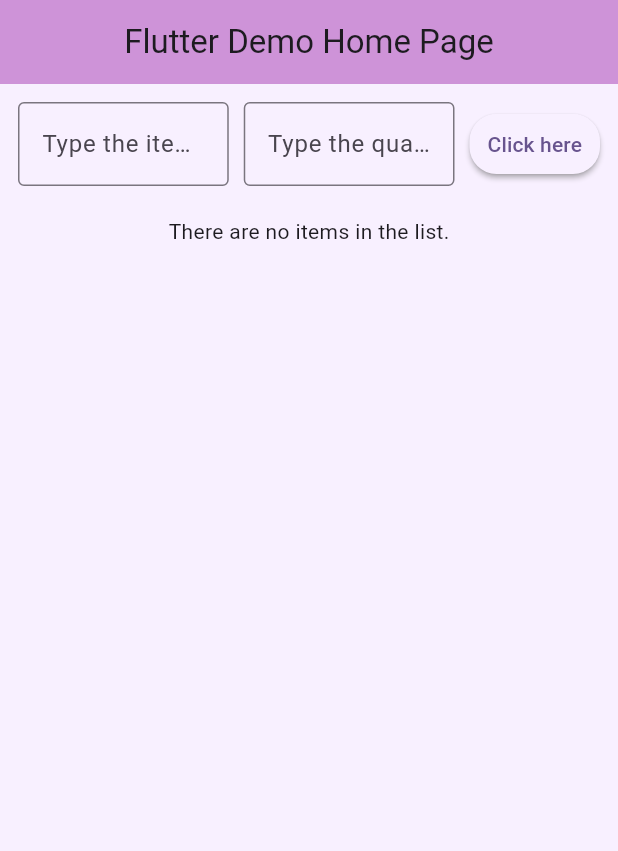
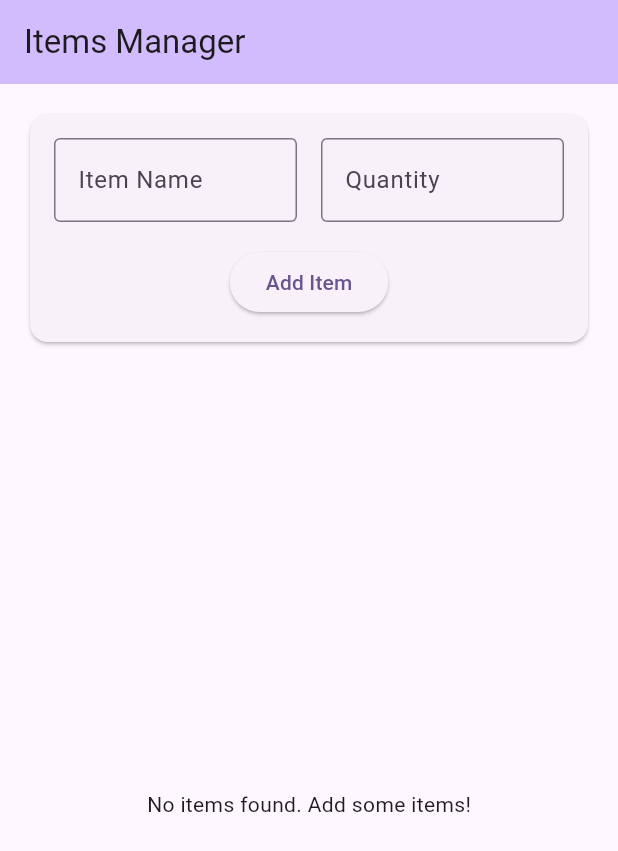
Before and after one commit to mt00145/my_cst2355_labs5, a Flutter app: the screen it shows after launch, on a phone screen of 412 x 824 dp. Shown: the top 851 px of the screen. Run offline on Flutter 3.47's test engine with Material 3 defaults, Android fonts, the phone set to English and light mode, and no system bars; our stand-ins replace floor; accounts and stored records are empty; statements that could not run were skipped.

```diff
--- /dev/null
+++ b/lib/items.dart
@@ -0,0 +1,12 @@
+import 'package:floor/floor.dart';
+
+@entity
+class Items {
+  @PrimaryKey(autoGenerate: true)
+  final int? id;
+
+  final String item;
+  final String quantity;
+
+  Items(this.item, this.quantity, {this.id});
+}
--- a/lib/main.dart
+++ b/lib/main.dart
@@ -1,128 +1,288 @@
 import 'package:flutter/material.dart';
+import 'database.dart';
+import 'items.dart';
+import 'items_dao.dart';
 
 void main() {
-  runApp(const MyApp());
+  runApp(MyApp());
 }
 
 class MyApp extends StatelessWidget {
-  const MyApp({super.key});
-
   @override
   Widget build(BuildContext context) {
     return MaterialApp(
-      title: 'Flutter Demo',
+      title: 'Responsive Items App',
       theme: ThemeData(
         colorScheme: ColorScheme.fromSeed(seedColor: Colors.deepPurple),
-        useMaterial3: true,
       ),
-      home: const MyHomePage(title: 'Flutter Demo Home Page'),
+      home: ItemsPage(),
     );
   }
 }
 
-class MyHomePage extends StatefulWidget {
-  const MyHomePage({super.key, required this.title});
+class ItemsPage extends StatefulWidget {
+  @override
+  _ItemsPageState createState() => _ItemsPageState();
+}
 
-  final String title;
+class _ItemsPageState extends State<ItemsPage> {
+  late AppDatabase database;
+  late ItemsDao itemsDao;
+  List<Items> items = [];
+  Items? selectedItem;
+  bool isDatabaseReady = false;
 
   @override
-  State<MyHomePage> createState() => _MyHomePageState();
+  void initState() {
+    super.initState();
+    initDatabase();
+  }
+
+  Future<void> initDatabase() async {
+    database = await $FloorAppDatabase.databaseBuilder('database.db').build();
+    itemsDao = database.itemsDao;
+    setState(() {
+      isDatabaseReady = true;
+    });
+    loadItems();
+  }
+
+  Future<void> loadItems() async {
+    if (isDatabaseReady) {
+      final allItems = await itemsDao.findAllItems();
+      setState(() {
+        items = allItems;
+      });
+    }
+  }
+
+  Future<void> addItem(String itemName, String quantity) async {
+    if (isDatabaseReady) {
+      final newItem = Items(itemName, quantity);
+      await itemsDao.insertItem(newItem);
+      loadItems();
+    }
+  }
+
+  Future<void> deleteSelectedItem() async {
+    if (selectedItem != null && selectedItem!.id != null) {
+      await itemsDao.deleteItemById(selectedItem!.id!);
+      setState(() {
+        selectedItem = null;
+      });
+      loadItems();
+    }
+  }
+
+  void selectItem(Items item) {
+    setState(() {
+      selectedItem = item;
+    });
+  }
+
+  void clearSelection() {
+    setState(() {
+      selectedItem = null;
+    });
+  }
+
+  Widget reactiveLayout() {
+    var size = MediaQuery.of(context).size;
+    var height = size.height;
+    var width = size.width;
+
+    if ((width > height) && (width > 720)) {
+      // Tablet/Desktop layout - Master-Detail side by side
+      return Row(
+        children: [
+          Expanded(
+            flex: 1,
+            child: ListPage(),
+          ),
+          Expanded(
+            flex: 1,
+            child: DetailsPage(),
+          ),
+        ],
+      );
+    } else {
+      // Phone layout - Full screen switching
+      if (selectedItem == null) {
+        return ListPage();
+      } else {
+        return DetailsPage();
+      }
+    }
+  }
+
+  Widget ListPage() {
+    return Column(
+      children: [
+        // Add item form
+        Padding(
+          padding: const EdgeInsets.all(16.0),
+          child: AddItemForm(onAddItem: addItem),
+        ),
+        // Items list
+        Expanded(
+          child: items.isEmpty
+              ? Center(child: Text('No items found. Add some items!'))
+              : ListView.builder(
+            itemCount: items.length,
+            itemBuilder: (context, index) {
+              final item = items[index];
+              return Card(
+                margin: EdgeInsets.symmetric(horizontal: 16, vertical: 4),
+                child: ListTile(
+                  title: Text(item.item),
+                  subtitle: Text('Quantity: ${item.quantity}'),
+                  trailing: Text('ID: ${item.id}'),
+                  onTap: () => selectItem(item), // Changed from long-press to tap
+                  selected: selectedItem?.id == item.id,
+                  selectedTileColor: Colors.blue.withOpacity(0.1),
+                ),
+              );
+            },
+          ),
+        ),
+      ],
+    );
+  }
+
+  Widget DetailsPage() {
+    if (selectedItem == null) {
+      return Center(
+        child: Text(
+          'Select an item to view details',
+          style: TextStyle(fontSize: 18, color: Colors.grey),
+        ),
+      );
+    }
+
+    return Padding(
+      padding: const EdgeInsets.all(16.0),
+      child: Column(
+        crossAxisAlignment: CrossAxisAlignment.start,
+        children: [
+          Card(
+            child: Padding(
+              padding: const EdgeInsets.all(16.0),
+              child: Column(
+                crossAxisAlignment: CrossAxisAlignment.start,
+                children: [
+                  Text(
+                    'Item Details',
+                    style: TextStyle(fontSize: 24, fontWeight: FontWeight.bold),
+                  ),
+                  SizedBox(height: 16),
+                  Text(
+                    'Item Name: ${selectedItem!.item}',
+                    style: TextStyle(fontSize: 18),
+                  ),
+                  SizedBox(height: 8),
+                  Text(
+                    'Quantity: ${selectedItem!.quantity}',
+                    style: TextStyle(fontSize: 18),
+                  ),
+                  SizedBox(height: 8),
+                  Text(
+                    'Database ID: ${selectedItem!.id}',
+                    style: TextStyle(fontSize: 18),
+                  ),
+                ],
+              ),
+            ),
+          ),
+          SizedBox(height: 20),
+          Row(
+            children: [
+              ElevatedButton(
+                onPressed: deleteSelectedItem,
+                style: ElevatedButton.styleFrom(
+                  backgroundColor: Colors.purple,
+                  foregroundColor: Colors.white,
+                ),
+                child: Text('Delete'),
+              ),
+              SizedBox(width: 16),
+              ElevatedButton(
+                onPressed: clearSelection,
+                child: Text('Close'),
+              ),
+            ],
+          ),
+        ],
+      ),
+    );
+  }
+
+  @override
+  Widget build(BuildContext context) {
+    return Scaffold(
+      appBar: AppBar(
+        title: Text('Items Manager'),
+        backgroundColor: Theme.of(context).colorScheme.inversePrimary,
+      ),
+      body: isDatabaseReady ? reactiveLayout() : Center(child: CircularProgressIndicator()),
+    );
+  }
 }
 
-class _MyHomePageState extends State<MyHomePage> {
-  final List<String> items = [];
-  final List<String> quantities = [];
-  final TextEditingController itemController = TextEditingController();
-  final TextEditingController quantityController = TextEditingController();
+class AddItemForm extends StatefulWidget {
+  final Function(String, String) onAddItem;
 
-  void addButton() {
-    final item = itemController.text.trim();
-    final quantity = quantityController.text.trim();
+  AddItemForm({required this.onAddItem});
 
-    if (item.isNotEmpty && quantity.isNotEmpty) {
-      setState(() {
-        items.add(item);
-        quantities.add(quantity);
-        itemController.clear();
-        quantityController.clear();
-      });
+  @override
+  _AddItemFormState createState() => _AddItemFormState();
+}
+
+class _AddItemFormState extends State<AddItemForm> {
+  final _itemController = TextEditingController();
+  final _quantityController = TextEditingController();
+
+  void _addItem() {
+    if (_itemController.text.isNotEmpty && _quantityController.text.isNotEmpty) {
+      widget.onAddItem(_itemController.text, _quantityController.text);
+      _itemController.clear();
+      _quantityController.clear();
     }
   }
 
   @override
   Widget build(BuildContext context) {
-    return Scaffold(
-      backgroundColor: const Color(0xFFF8F0FF),
-      appBar: AppBar(
-        backgroundColor: Colors.purple[200],
-        centerTitle: true,
-        title: Text(widget.title),
-      ),
-      body: Padding(
-        padding: const EdgeInsets.all(12.0),
+    return Card(
+      child: Padding(
+        padding: const EdgeInsets.all(16.0),
         child: Column(
-          mainAxisAlignment: MainAxisAlignment.center,
-          children: <Widget>[
-            // Input Row
+          children: [
             Row(
-              mainAxisAlignment: MainAxisAlignment.spaceAround,
               children: [
                 Expanded(
                   child: TextField(
-                    controller: itemController,
-                    decoration: const InputDecoration(
-                      hintText: "Type the item here",
+                    controller: _itemController,
+                    decoration: InputDecoration(
+                      labelText: 'Item Name',
                       border: OutlineInputBorder(),
                     ),
                   ),
                 ),
-                const SizedBox(width: 10),
+                SizedBox(width: 16),
                 Expanded(
                   child: TextField(
-                    controller: quantityController,
-                    decoration: const InputDecoration(
-                      hintText: "Type the quantity here",
+                    controller: _quantityController,
+                    decoration: InputDecoration(
+                      labelText: 'Quantity',
                       border: OutlineInputBorder(),
                     ),
-                    keyboardType: TextInputType.number,
                   ),
-                ),
-                const SizedBox(width: 10),
-                TextButton(
-                  onPressed: addButton,
-                  style: TextButton.styleFrom(
-                    backgroundColor: const Color(0xFFF8F0FF),
-                    elevation: 1.5, // Shadow depth
-                    shadowColor: Colors.grey,
-                    shape: RoundedRectangleBorder(
-                      borderRadius: BorderRadius.circular(18.0),
-                    ),
-                  ),
-                  child: const Text("Click here"),
                 ),
               ],
             ),
-            const SizedBox(height: 20),
-            // Item List
-            Expanded(
-              child: items.isEmpty
-                  ? const Text("There are no items in the list.")
-                  : ListView.builder(
-                itemCount: items.length,
-                itemBuilder: (context, index) {
-                  return Padding(
-                    padding: const EdgeInsets.symmetric(vertical: 4.0),
-                    child: GestureDetector(
-                      onLongPress: () => _confirmDelete(index),
-                      child: Text(
-                        '${index + 1}: ${items[index]}  quantity: ${quantities[index]}',
-                        style: const TextStyle(fontSize: 16),
-                        textAlign: TextAlign.center,
-                      ),
-                    ),
-                  );
-                },
-              ),
+            SizedBox(height: 16),
+            ElevatedButton(
+              onPressed: _addItem,
+              child: Text('Add Item'),
             ),
           ],
         ),
@@ -130,29 +290,10 @@ class _MyHomePageState extends State<MyHomePage> {
     );
   }
 
-
-  void _confirmDelete(int index) {
-    showDialog(
-      context: context,
-      builder: (context) => AlertDialog(
-        title: const Text('Delete Item'),
-        content: const Text('Are you sure you want to delete this item?'),
-        actions: [
-          TextButton(
-            onPressed: () => Navigator.of(context).pop(),
-            child: const Text('No'),
-          ),
-          TextButton(
-            onPressed: () {
-              setState(() {
-                items.removeAt(index);
-              });
-              Navigator.of(context).pop();
-            },
-            child: const Text('Yes'),
-          ),
-        ],
-      ),
-    );
+  @override
+  void dispose() {
+    _itemController.dispose();
+    _quantityController.dispose();
+    super.dispose();
   }
 }
--- a/pubspec.yaml
+++ b/pubspec.yaml
@@ -30,6 +30,7 @@ environment:
 dependencies:
   flutter:
     sdk: flutter
+  floor: ^1.4.0
 
   # The following adds the Cupertino Icons font to your application.
   # Use with the CupertinoIcons class for iOS style icons.
@@ -38,7 +39,8 @@ dependencies:
 dev_dependencies:
   flutter_test:
     sdk: flutter
-
+  floor_generator: ^1.4.0
+  build_runner: ^2.1.2
   # The "flutter_lints" package below contains a set of recommended lints to
   # encourage good coding practices. The lint set provided by the package is
   # activated in the `analysis_options.yaml` file located at the root of your
```
Also changed, not shown: pubspec.lock, 1 other file.
